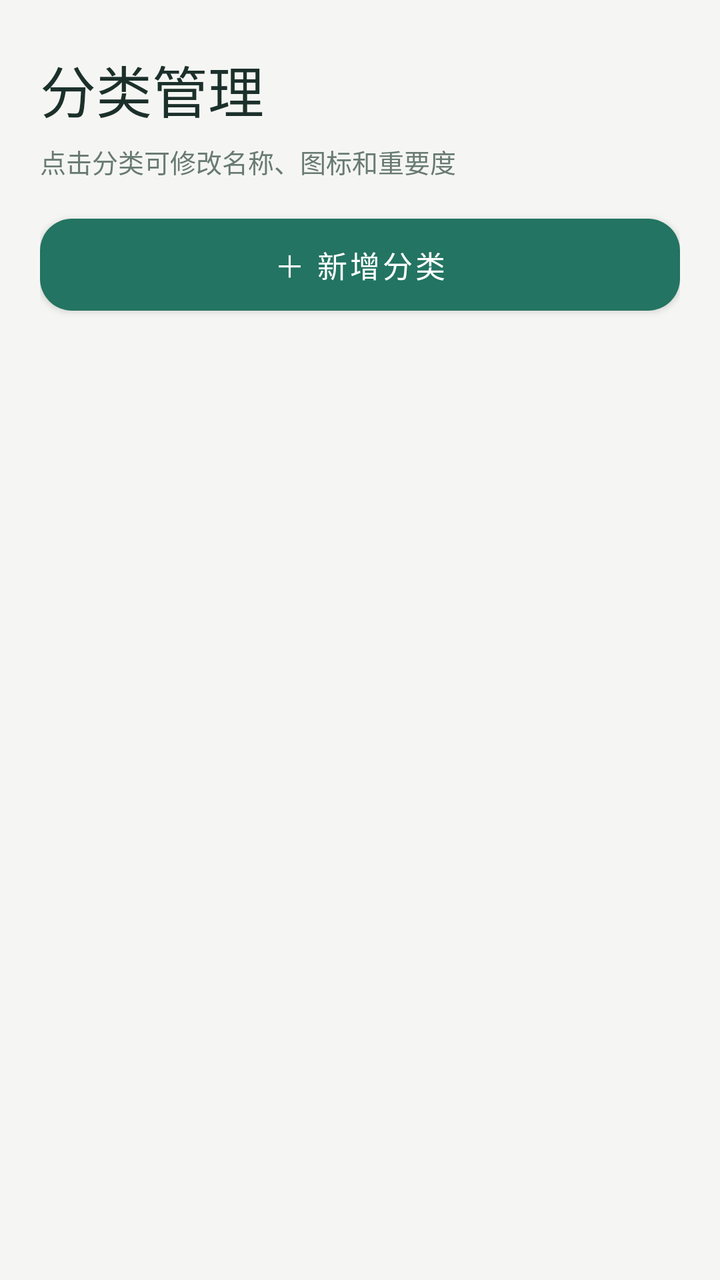
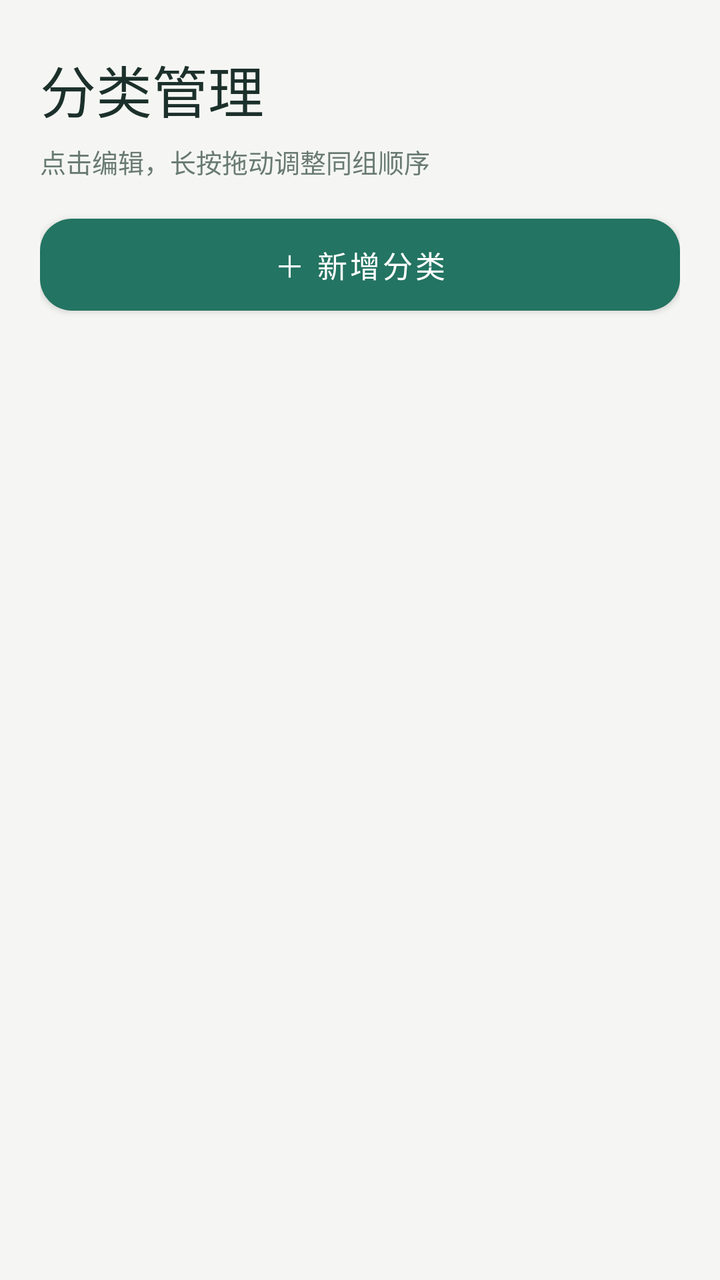

Two renders of the same Android screen: before a commit and after it. Below are the layout's source before the change and the commit's diff.
<!-- AndroidManifest.xml: application theme Theme.LightLedger -->
<!-- res/layout/activity_category.xml -->
<?xml version="1.0" encoding="utf-8"?>
<FrameLayout xmlns:android="http://schemas.android.com/apk/res/android" android:layout_width="match_parent" android:layout_height="match_parent" android:background="?attr/ledgerBackground">
<LinearLayout android:layout_width="match_parent" android:layout_height="match_parent" android:orientation="vertical" android:padding="@dimen/ledger_page_gutter">
    <TextView style="@style/LedgerPageTitle" android:layout_width="match_parent" android:layout_height="wrap_content"
        android:layout_marginTop="4dp" android:text="分类管理" />
    <TextView style="@style/LedgerCaption" android:layout_width="match_parent" android:layout_height="wrap_content"
        android:layout_marginTop="6dp" android:text="点击分类可修改名称、图标和重要度" />
    <com.google.android.material.button.MaterialButton android:id="@+id/addCategory" style="@style/LedgerButton"
        android:layout_width="match_parent" android:layout_height="wrap_content"
        android:layout_marginTop="16dp" android:layout_marginBottom="12dp" android:text="＋ 新增分类" />
    <ScrollView android:layout_width="match_parent" android:layout_height="0dp" android:layout_weight="1">
        <LinearLayout android:id="@+id/categoryContainer"
            android:layout_width="match_parent" android:layout_height="wrap_content"
            android:orientation="vertical" />
    </ScrollView>
</LinearLayout>
</FrameLayout>
<!-- resources referenced by this layout -->
<resources>
  <dimen name="ledger_page_gutter">20dp</dimen>
  <style name="LedgerButton" parent="Widget.MaterialComponents.Button">
          <item name="cornerRadius">16dp</item><item name="android:minHeight">52dp</item><item name="android:textAllCaps">false</item>
          <item name="android:textSize">15sp</item><item name="android:fontFamily">sans-serif-medium</item><item name="android:paddingHorizontal">16dp</item>
          <item name="android:insetTop">3dp</item><item name="android:insetBottom">3dp</item>
      </style>
  <style name="LedgerCaption"><item name="android:textColor">?attr/ledgerMuted</item><item name="android:textSize">13sp</item><item name="android:lineSpacingExtra">3dp</item></style>
  <style name="LedgerPageTitle"><item name="android:textColor">?attr/colorOnSurface</item><item name="android:textSize">28sp</item><item name="android:fontFamily">sans-serif-medium</item></style>
  <style name="Theme.LightLedger" parent="Theme.MaterialComponents.Light.NoActionBar">
          <item name="colorPrimary">@color/ledger_teal</item><item name="colorPrimaryVariant">@color/ledger_teal_dark</item>
          <item name="colorOnPrimary">@color/white</item><item name="colorSecondary">@color/ledger_teal</item>
          <item name="colorSurface">@color/white</item><item name="colorOnSurface">@color/ledger_ink</item>
          <item name="ledgerBackground">@color/ledger_background</item><item name="ledgerSoft">@color/ledger_teal_soft</item><item name="ledgerMuted">@color/ledger_muted</item><item name="ledgerBorder">@color/ledger_border</item>
          <item name="android:fontFamily">sans-serif</item><item name="android:colorAccent">@color/ledger_teal</item>
          <item name="android:windowLightStatusBar">true</item><item name="android:statusBarColor">@android:color/transparent</item>
          <item name="android:navigationBarColor">@color/white</item><item name="android:windowLightNavigationBar">true</item>
          <item name="android:windowBackground">@color/ledger_background</item><item name="android:windowSoftInputMode">adjustResize</item>
          <item name="android:windowAnimationStyle">@style/LedgerWindowAnimation</item>
          <item name="materialButtonStyle">@style/LedgerButton</item><item name="textInputStyle">@style/LedgerInput</item>
      </style>
  <color name="ledger_teal">#237462</color>
  <color name="ledger_teal_dark">#184D40</color>
  <color name="white">#FFFFFF</color>
  <color name="ledger_ink">#1C302B</color>
  <color name="ledger_background">#F5F6F3</color>
  <color name="ledger_teal_soft">#E5F1EA</color>
  <color name="ledger_muted">#697A73</color>
  <color name="ledger_border">#E8ECE7</color>
  <style name="LedgerWindowAnimation" parent="android:style/Animation.Activity">
          <item name="android:activityOpenEnterAnimation">@null</item>
          <item name="android:activityOpenExitAnimation">@null</item>
          <item name="android:activityCloseEnterAnimation">@null</item>
          <item name="android:activityCloseExitAnimation">@null</item>
      </style>
  <style name="LedgerInput" parent="Widget.MaterialComponents.TextInputLayout.OutlinedBox">
          <item name="boxCornerRadiusTopStart">14dp</item><item name="boxCornerRadiusTopEnd">14dp</item><item name="boxCornerRadiusBottomStart">14dp</item><item name="boxCornerRadiusBottomEnd">14dp</item>
          <item name="boxBackgroundColor">@color/white</item><item name="boxStrokeColor">?attr/colorPrimary</item>
      </style>
</resources>

<!-- the commit's change to res/layout/activity_category.xml (unified diff, before → after) -->
@@ -4,14 +4,12 @@
     <TextView style="@style/LedgerPageTitle" android:layout_width="match_parent" android:layout_height="wrap_content"
         android:layout_marginTop="4dp" android:text="分类管理" />
     <TextView style="@style/LedgerCaption" android:layout_width="match_parent" android:layout_height="wrap_content"
-        android:layout_marginTop="6dp" android:text="点击分类可修改名称、图标和重要度" />
+        android:layout_marginTop="6dp" android:text="点击编辑，长按拖动调整同组顺序" />
     <com.google.android.material.button.MaterialButton android:id="@+id/addCategory" style="@style/LedgerButton"
         android:layout_width="match_parent" android:layout_height="wrap_content"
         android:layout_marginTop="16dp" android:layout_marginBottom="12dp" android:text="＋ 新增分类" />
-    <ScrollView android:layout_width="match_parent" android:layout_height="0dp" android:layout_weight="1">
-        <LinearLayout android:id="@+id/categoryContainer"
-            android:layout_width="match_parent" android:layout_height="wrap_content"
-            android:orientation="vertical" />
-    </ScrollView>
+    <androidx.recyclerview.widget.RecyclerView android:id="@+id/categoryContainer"
+        android:layout_width="match_parent" android:layout_height="0dp" android:layout_weight="1"
+        android:clipToPadding="false" android:paddingBottom="12dp" />
 </LinearLayout>
 </FrameLayout>
